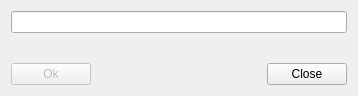
Old version of the form changing_username_dialog.ui in the repository RPudashkin/VkKillerClient.
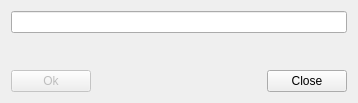
New version of the form.

What changed in the file:
```diff
--- a/changing_username_dialog.ui
+++ b/changing_username_dialog.ui
@@ -7,7 +7,7 @@
     <x>0</x>
     <y>0</y>
     <width>358</width>
-    <height>96</height>
+    <height>103</height>
    </rect>
   </property>
   <property name="windowTitle">
@@ -49,6 +49,12 @@
          <property name="text">
           <string>Ok</string>
          </property>
+         <property name="default">
+          <bool>false</bool>
+         </property>
+         <property name="flat">
+          <bool>false</bool>
+         </property>
         </widget>
        </item>
        <item>
```
